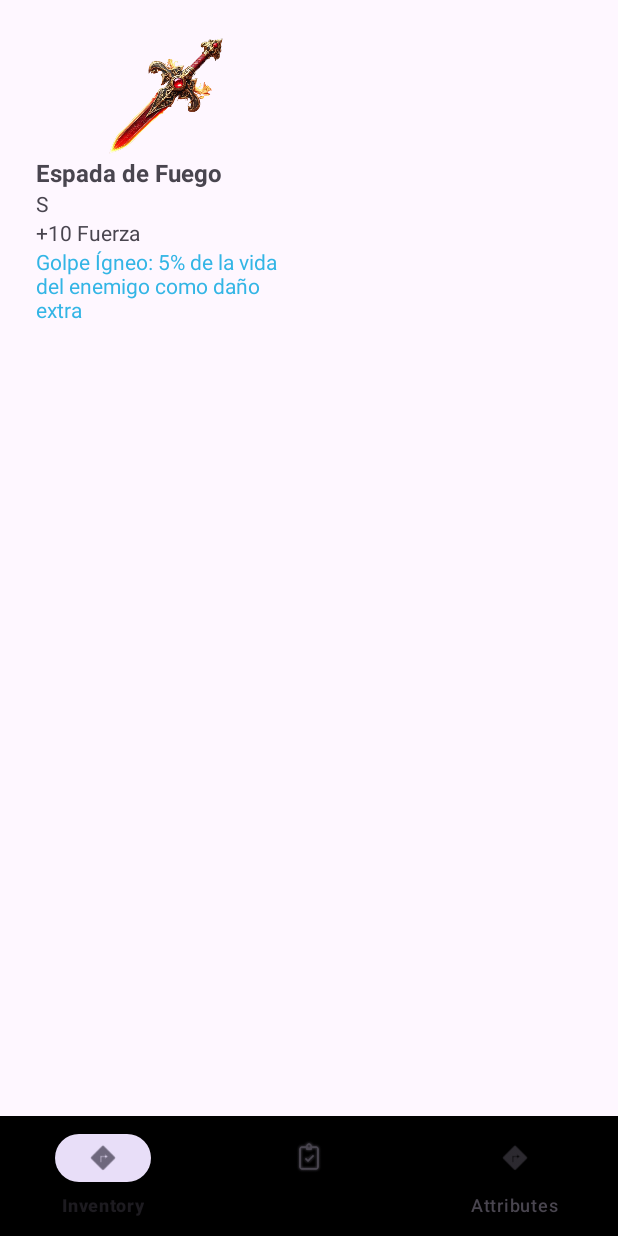
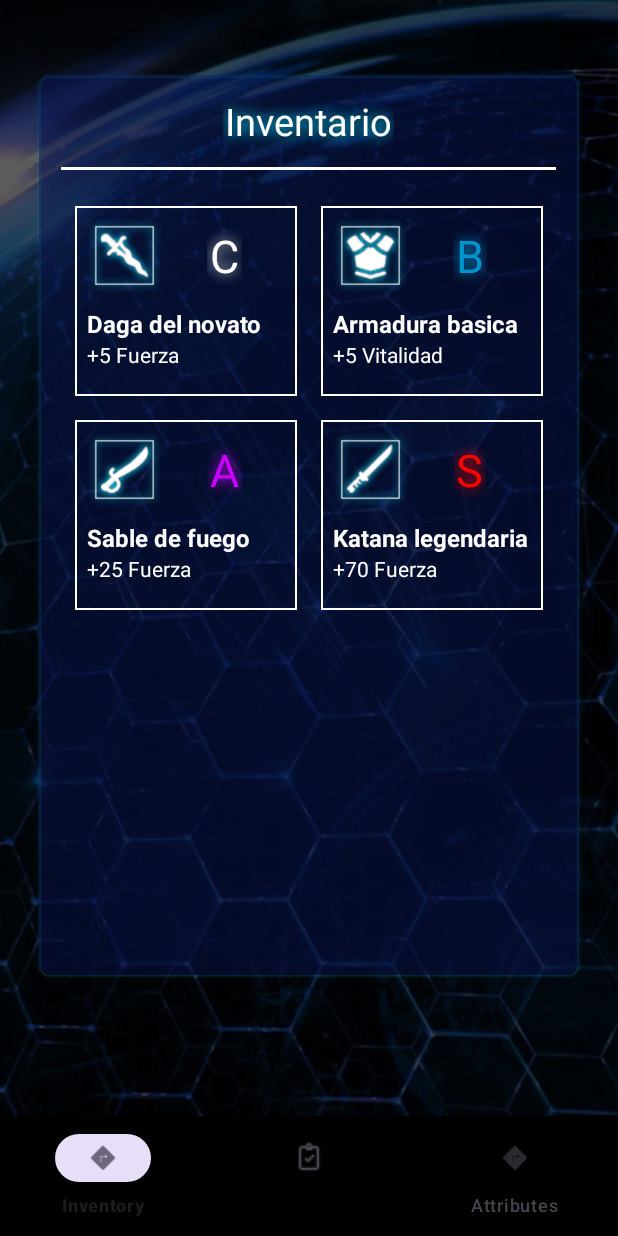
Before and after one commit to IsmaMH779/QuestGrind, an Android app: the InventoryFragment screen opened through its navigation route, on a phone screen of 412 x 824 dp. Run offline under Robolectric (Android 15) with nearby library versions, the phone set to English and light mode, and no system bars; our stand-ins replace Room's generated code, navigation-ui.

Commit message:
mas cambios de interfaz

```diff
--- a/app/src/main/java/com/example/questgrind/inventory/InventoryAdapter.java
+++ b/app/src/main/java/com/example/questgrind/inventory/InventoryAdapter.java
@@ -1,5 +1,6 @@
 package com.example.questgrind.inventory;
 
+import android.graphics.Color;
 import android.view.LayoutInflater;
 import android.view.View;
 import android.view.ViewGroup;
@@ -40,9 +41,32 @@ public class InventoryAdapter extends RecyclerView.Adapter<InventoryAdapter.Inve
         Item item = items.get(position);
 
         holder.name.setText(item.getName());
-        holder.rank.setText(item.getRank());
+
+        // color del rango en base al rango
+        switch (item.getRank()) {
+            case "S":
+                holder.rank.setText(item.getRank());
+                holder.rank.setTextColor(Color.parseColor("#FF0000"));
+                holder.rank.setShadowLayer(10,0,0, Color.parseColor("#FF0000"));
+                break;
+            case "A":
+                holder.rank.setText(item.getRank());
+                holder.rank.setTextColor(Color.parseColor("#c802fd"));
+                holder.rank.setShadowLayer(10,0,0, Color.parseColor("#c802fd"));
+                break;
+            case "B":
+                holder.rank.setText(item.getRank());
+                holder.rank.setTextColor(Color.parseColor("#0094cf"));
+                holder.rank.setShadowLayer(10,0,0, Color.parseColor("#0094cf"));
+                break;
+            case "C":
+                holder.rank.setText(item.getRank());
+                holder.rank.setTextColor(Color.parseColor("#ffffff"));
+                holder.rank.setShadowLayer(10,0,0, Color.parseColor("#ebebeb"));
+                break;
+        }
+
         holder.attributes.setText(item.getAttribute());
-        holder.passive.setText(item.getPassive());
         holder.image.setImageResource(item.getImage());
 
         // Click en el item
@@ -60,14 +84,13 @@ public class InventoryAdapter extends RecyclerView.Adapter<InventoryAdapter.Inve
 
     static class InventoryViewHolder extends RecyclerView.ViewHolder {
         ImageView image;
-        TextView name, rank, attributes, passive;
+        TextView name, rank, attributes;
         public InventoryViewHolder(@NonNull View itemView) {
             super(itemView);
 
             name = itemView.findViewById(R.id.itemName);
             rank = itemView.findViewById(R.id.itemRank);
             attributes = itemView.findViewById(R.id.itemAttribute);
-            passive = itemView.findViewById(R.id.itemPassive);
             image = itemView.findViewById(R.id.itemImage);
         }
     }
--- a/app/src/main/java/com/example/questgrind/inventory/InventoryFragment.java
+++ b/app/src/main/java/com/example/questgrind/inventory/InventoryFragment.java
@@ -34,6 +34,7 @@ public class InventoryFragment extends Fragment {
     public void onViewCreated(@NonNull View view, @Nullable Bundle savedInstanceState) {
         super.onViewCreated(view, savedInstanceState);
 
+
         viewModel = new ViewModelProvider(requireActivity()).get(AppViewModel.class);
 
         recyclerView = view.findViewById(R.id.recyclerViewInventory);
--- a/app/src/main/java/com/example/questgrind/inventory/ItemsRepository.java
+++ b/app/src/main/java/com/example/questgrind/inventory/ItemsRepository.java
@@ -11,7 +11,10 @@ public class ItemsRepository {
     public ItemsRepository() {
         items = new ArrayList<>();
 
-        items.add(new Item("Espada de Fuego", R.drawable.sword_fire, "S", "+10 Fuerza", "Golpe Ígneo: 5% de la vida del enemigo como daño extra"));
+        items.add(new Item("Daga del novato", R.drawable.daga_peq, "C", "+5 Fuerza", "Afilado: 5% de daño extra."));
+        items.add(new Item("Armadura basica", R.drawable.armadura_basica, "B", "+5 Vitalidad", "Coraje: +10% de vida adicional."));
+        items.add(new Item("Sable de fuego", R.drawable.sable_afilado, "A", "+25 Fuerza", "Golpe Ígneo: 5% de la vida del enemigo como daño extra"));
+        items.add(new Item("Katana legendaria", R.drawable.katana_legendaria, "S", "+70 Fuerza", "Filo legendario: 70% crit. \n\nDesgarrador: aplica sangrado [10%] vida del objetivo."));
     }
 
     public List<Item> getItemsRepositoryList() {
--- /dev/null
+++ b/app/src/main/res/drawable/border_white.xml
@@ -0,0 +1,6 @@
+<?xml version="1.0" encoding="utf-8"?>
+<shape xmlns:android="http://schemas.android.com/apk/res/android">
+    <stroke
+        android:color="#FFFFFF"
+        android:width="1dp" />
+</shape>
--- a/app/src/main/res/layout/fragment_attributes.xml
+++ b/app/src/main/res/layout/fragment_attributes.xml
@@ -20,13 +20,17 @@
             app:cardBackgroundColor="#8009144F"
             android:layout_marginTop="50dp"
             android:layout_gravity="center"
-            android:elevation="0dp"
+            android:outlineSpotShadowColor="#04E1FA"
+            android:outlineAmbientShadowColor="#04E1FA"
+            app:cardElevation="1dp"
             >
 
             <LinearLayout
                 android:layout_width="match_parent"
                 android:layout_height="match_parent"
-                android:orientation="vertical">
+                android:orientation="vertical"
+                android:padding="2dp"
+                >
 
                 <TextView
                     android:id="@+id/playerName"
@@ -103,6 +107,10 @@
             android:layout_marginTop="30dp"
             android:layout_gravity="center"
             android:elevation="0dp"
+
+            android:outlineSpotShadowColor="#04E1FA"
+            android:outlineAmbientShadowColor="#04E1FA"
+            app:cardElevation="2dp"
             >
 
             <LinearLayout
--- a/app/src/main/res/layout/fragment_daily_quest.xml
+++ b/app/src/main/res/layout/fragment_daily_quest.xml
@@ -17,6 +17,9 @@
         android:layout_gravity="center"
         android:shadowColor="#04E1FA"
 
+        android:outlineSpotShadowColor="#04E1FA"
+        android:outlineAmbientShadowColor="#04E1FA"
+        app:cardElevation="1dp"
         >
 
         <LinearLayout
--- a/app/src/main/res/layout/fragment_inventory.xml
+++ b/app/src/main/res/layout/fragment_inventory.xml
@@ -3,15 +3,67 @@
     xmlns:tools="http://schemas.android.com/tools"
     android:layout_width="match_parent"
     android:layout_height="match_parent"
+    xmlns:app="http://schemas.android.com/apk/res-auto"
     tools:context=".inventory.InventoryFragment"
     android:id="@+id/inventoryFragment"
-    >
+    android:background="@drawable/background">
 
-    <androidx.recyclerview.widget.RecyclerView
-        android:id="@+id/recyclerViewInventory"
-        android:layout_width="match_parent"
-        android:layout_height="match_parent"
-        android:padding="8dp"
-        android:layout_margin="8dp"/>
+    <androidx.cardview.widget.CardView
+        android:layout_width="360dp"
+        android:layout_height="600dp"
+        app:cardCornerRadius="8dp"
+        app:cardBackgroundColor="#8009144F"
+        android:layout_gravity="center_horizontal"
+        android:shadowColor="#04E1FA"
+        android:layout_marginTop="50dp"
+        android:outlineSpotShadowColor="#04E1FA"
+        android:outlineAmbientShadowColor="#04E1FA"
+        app:cardElevation="1dp"
+        >
+
+        <LinearLayout
+            android:layout_width="match_parent"
+            android:layout_height="match_parent"
+            android:orientation="vertical">
+
+            <TextView
+                android:id="@+id/inventario"
+                android:layout_width="wrap_content"
+                android:layout_height="wrap_content"
+                android:shadowColor="#04E1FA"
+                android:shadowDx="0"
+                android:shadowDy="0"
+                android:shadowRadius="10"
+                android:text="Inventario"
+                android:textColor="@color/white"
+                android:textSize="25dp"
+                android:gravity="center_horizontal"
+                android:layout_margin="13dp"
+                android:layout_gravity="center"
+                android:paddingLeft="1dp"
+                android:paddingRight="1dp"
+                />
+
+            <View
+                android:layout_width="330dp"
+                android:layout_height="2dp"
+                android:background="@color/white"
+                android:layout_gravity="center_horizontal"/>
+
+
+
+            <androidx.recyclerview.widget.RecyclerView
+                android:id="@+id/recyclerViewInventory"
+                android:layout_width="match_parent"
+                android:layout_height="match_parent"
+                android:layout_margin="8dp"
+                android:padding="8dp" />
+
+        </LinearLayout>
+
+    </androidx.cardview.widget.CardView>
+
+
+
 
 </FrameLayout>
--- a/app/src/main/res/layout/item_attribute.xml
+++ b/app/src/main/res/layout/item_attribute.xml
@@ -2,16 +2,15 @@
 <LinearLayout
     xmlns:android="http://schemas.android.com/apk/res/android"
     xmlns:app="http://schemas.android.com/apk/res-auto"
-    android:layout_width="match_parent"
+    android:layout_width="325dp"
     android:layout_height="wrap_content"
     android:orientation="horizontal"
-    android:paddingLeft="16dp"
-    android:paddingRight="16dp"
     >
 
     <androidx.constraintlayout.widget.ConstraintLayout
         android:layout_width="match_parent"
-        android:layout_height="50dp">
+        android:layout_height="50dp"
+        >
 
         <ImageView
             android:id="@+id/attributeIcon"
--- a/app/src/main/res/layout/item_inventory.xml
+++ b/app/src/main/res/layout/item_inventory.xml
@@ -1,40 +1,67 @@
 <?xml version="1.0" encoding="utf-8"?>
-<LinearLayout xmlns:android="http://schemas.android.com/apk/res/android"
+
+
+<FrameLayout xmlns:android="http://schemas.android.com/apk/res/android"
     android:layout_width="wrap_content"
     android:layout_height="wrap_content"
     android:orientation="vertical"
     android:padding="8dp"
+    android:background="@drawable/border_white"
+    android:layout_margin="8dp"
     >
+
+
+    <LinearLayout
+        android:layout_width="150dp"
+        android:layout_height="match_parent"
+        android:orientation="vertical"
+        android:paddingBottom="10dp"
+        >
+
+        <LinearLayout
+            android:layout_width="match_parent"
+            android:layout_height="wrap_content"
+            android:orientation="horizontal"
+            android:layout_marginBottom="9dp"
+            >
+
             <ImageView
                 android:id="@+id/itemImage"
-        android:layout_width="80dp"
-        android:layout_height="80dp"
+                android:layout_width="50dp"
+                android:layout_height="50dp"
                 android:layout_gravity="center"
+                android:layout_marginRight="30dp"
                 android:scaleType="centerCrop" />
+
+            <TextView
+                android:id="@+id/itemRank"
+                android:layout_width="wrap_content"
+                android:layout_height="wrap_content"
+                android:layout_gravity="center_vertical"
+                android:layout_marginRight="30dp"
+                android:textSize="30dp"
+                android:paddingLeft="2dp"
+                android:paddingRight="2dp"
+                />
+
+        </LinearLayout>
 
         <TextView
             android:id="@+id/itemName"
             android:layout_width="wrap_content"
             android:layout_height="wrap_content"
             android:textSize="16sp"
-        android:textStyle="bold" />
-
-    <TextView
-        android:id="@+id/itemRank"
-        android:layout_width="wrap_content"
-        android:layout_height="wrap_content"
-        android:textSize="14sp" />
+            android:textStyle="bold"
+            android:textColor="@color/white"
+            />
 
         <TextView
             android:id="@+id/itemAttribute"
             android:layout_width="wrap_content"
             android:layout_height="wrap_content"
-        android:textSize="14sp" />
+            android:textSize="14sp"
+            android:textColor="@color/white"/>
 
-    <TextView
-        android:id="@+id/itemPassive"
-        android:layout_width="wrap_content"
-        android:layout_height="wrap_content"
-        android:textSize="14sp"
-        android:textColor="@android:color/holo_blue_light"/>
     </LinearLayout>
+
+</FrameLayout>
```
Also changed, not shown: app/src/main/res/daga_pequeña/Kris.png (added), app/src/main/res/drawable/armadura_basica.png (added), app/src/main/res/drawable/daga_peq.png (added), app/src/main/res/drawable/katana_legendaria.png (added), app/src/main/res/drawable/sable_afilado.png (added). Lines whose indentation alone changed are shown as unchanged.
